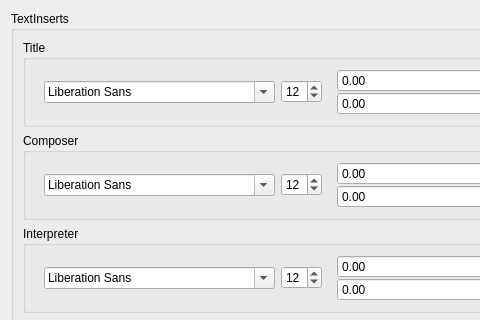
Qt form gui/UIs/streamcontrols.ui (iem-projects/striem) before a commit; both pictures show x 0 to 480 and y 0 to 320 of the 640 by 533 pixel window.
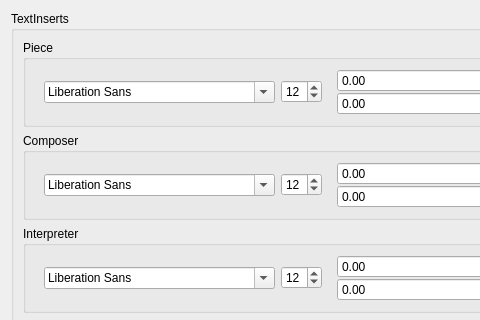
The same form after that commit.

Commit message: rename "title" to "piece"

What changed in the file:
```diff
--- a/gui/UIs/streamcontrols.ui
+++ b/gui/UIs/streamcontrols.ui
@@ -35,7 +35,7 @@
          </sizepolicy>
         </property>
         <property name="title">
-         <string>Title</string>
+         <string>Piece</string>
         </property>
         <layout class="QHBoxLayout" name="horizontalLayout_4">
          <item>
```
Left out of the diff: 10 changed lines with no effect on the pictures.
